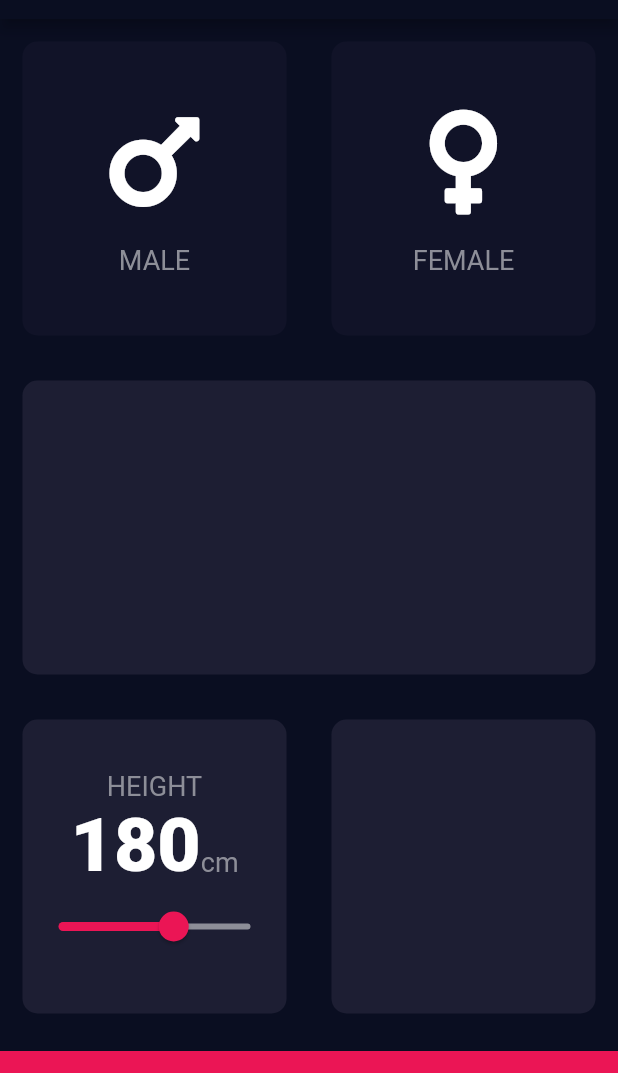
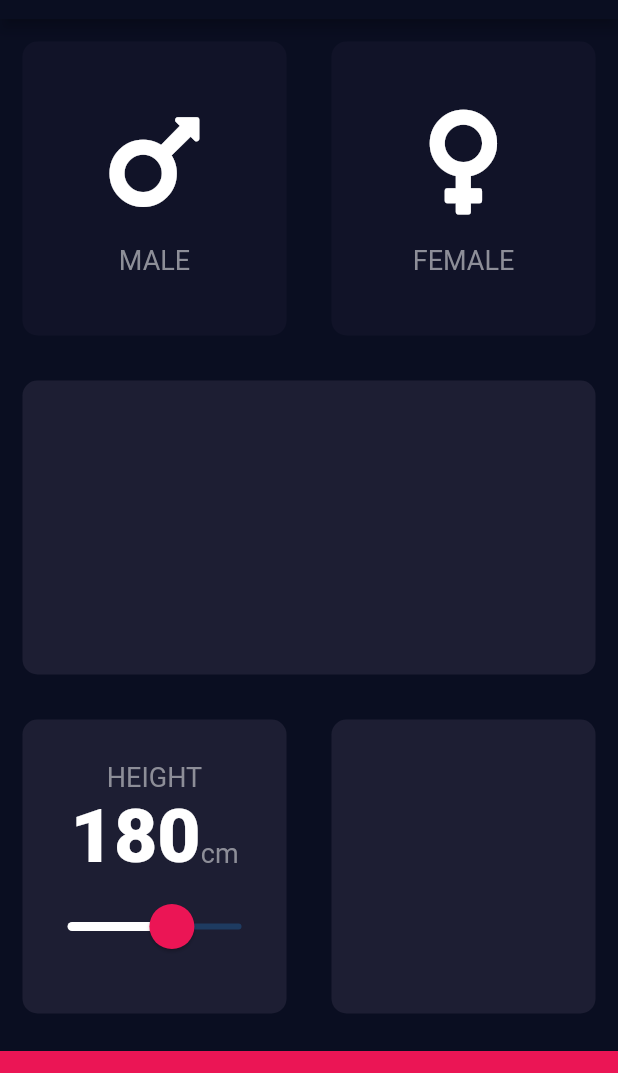
Before and after one commit to emmanue/bmi-calculator, a Flutter app: the screen it shows after launch, on a phone screen of 412 x 824 dp, the part 65-1138 px from its top. Run offline on Flutter 3.47's test engine with Material 2 defaults, Android fonts, the phone set to English and light mode, and no system bars; our stand-ins replace font_awesome_flutter.

Commit message:
customised slider widget

```diff
--- a/lib/input_page.dart
+++ b/lib/input_page.dart
@@ -98,17 +98,27 @@ class _InputPageState extends State<InputPage> {
                             ),
                           ],
                         ),
-                        Slider(
+                        SliderTheme(
+                          data: SliderTheme.of(context).copyWith(
+                            disabledInactiveTrackColor: Color(0xFF8D8E98),
+                            activeTrackColor: Colors.white,
+                            thumbColor: Color(0xFFEB1555),
+                            overlayColor: Color(0x29EB1555),
+                            thumbShape:
+                                RoundSliderThumbShape(enabledThumbRadius: 15.0),
+                            overlayShape:
+                                RoundSliderOverlayShape(overlayRadius: 30.0),
+                          ),
+                          child: Slider(
                               value: height.toDouble(),
                               min: 120.0,
                               max: 220.0,
-                            activeColor: Color(0xFFEB1555),
-                            inactiveColor: Color(0xFF8D8E98),
                               onChanged: (double newValue) {
                                 setState(() {
                                   height = newValue.round();
                                 });
-                            })
+                              }),
+                        )
                       ],
                     ),
                   ),
```
Lines whose indentation alone changed are shown as unchanged.
